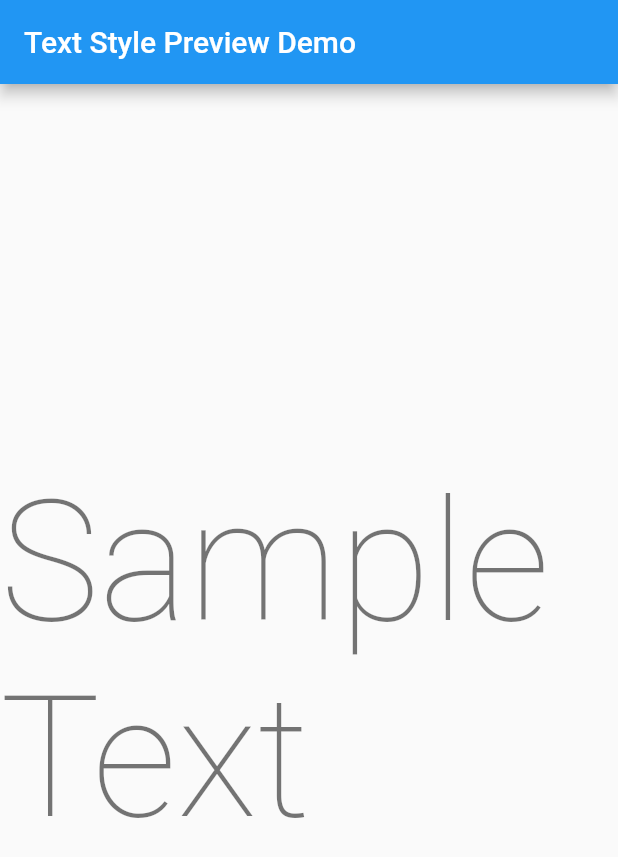
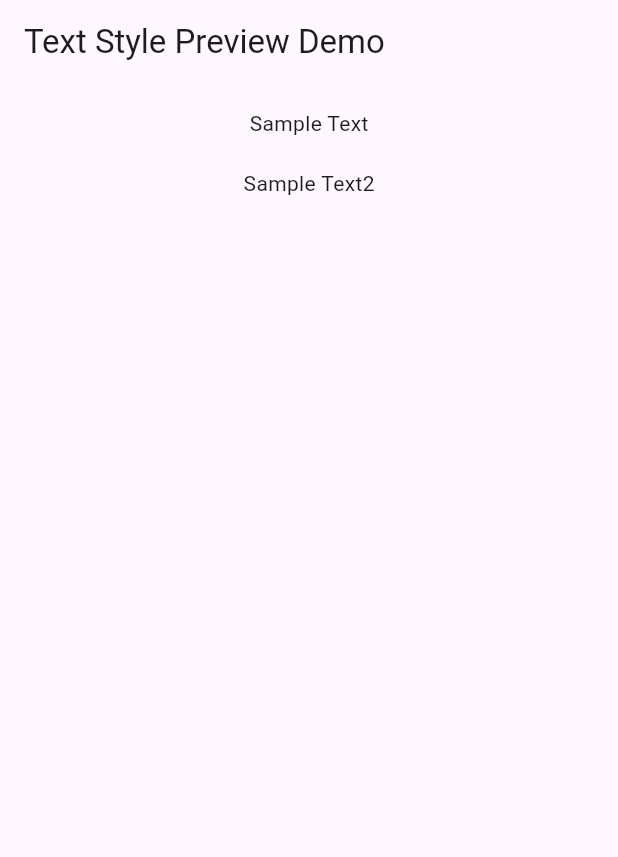
Before and after one commit to K9i-0/text_style_preview, a Flutter app: the screen it shows after launch, on a phone screen of 412 x 824 dp. Shown: the top 857 px of the screen. Run offline on Flutter 3.47's test engine with Material 2 defaults, Android fonts, the phone set to English and light mode, and no system bars.

Commit message:
✨minimum version

```diff
--- a/example/lib/main.dart
+++ b/example/lib/main.dart
@@ -12,7 +12,8 @@ class MyApp extends StatelessWidget {
   Widget build(BuildContext context) {
     return MaterialApp(
       theme: ThemeData(
-        primarySwatch: Colors.blue,
+        useMaterial3: true,
+        primarySwatch: Colors.red,
       ),
       home: const TextStylePreviewDemoScreen(),
     );
@@ -28,9 +29,26 @@ class TextStylePreviewDemoScreen extends StatelessWidget {
       appBar: AppBar(
         title: const Text('Text Style Preview Demo'),
       ),
-      body: const Center(
-        child: TextStylePreview(
-          child: Text('Sample Text'),
+      body: Padding(
+        padding: const EdgeInsets.all(16),
+        child: Center(
+          child: Column(
+            children: [
+              const TextStylePreview(
+                child: Text('Sample Text'),
+              ),
+              const SizedBox(height: 20),
+              TextStylePreview(
+                modalHeight: 300,
+                barrierColor: Colors.transparent,
+                showDivider: true,
+                initTextThemeType: TextThemeType.headlineSmall,
+                descriptionBuilder: (textThemeType, textStyle) =>
+                    textThemeType.name,
+                child: const Text('Sample Text2'),
+              ),
+            ],
+          ),
         ),
       ),
     );
--- /dev/null
+++ b/lib/src/launch_type.dart
@@ -0,0 +1,6 @@
+part of '../text_style_preview.dart';
+
+enum LaunchType {
+  onTap,
+  onLongPress,
+}
--- a/lib/src/text_style_preview.dart
+++ b/lib/src/text_style_preview.dart
@@ -1,103 +1,144 @@
 part of '../text_style_preview.dart';
+
+typedef DescriptionBuilder = String Function(
+    TextThemeType textThemeType, TextStyle textStyle);
 
 class TextStylePreview extends StatefulWidget {
   final Text child;
-  const TextStylePreview({super.key, required this.child});
+  final bool enabled;
+  final TextThemeType initTextThemeType;
+  final Color? backgroundColor;
+  final Color? barrierColor;
+  final double? modalHeight;
+  final LaunchType launchType;
+  final bool showDivider;
+  final DescriptionBuilder? descriptionBuilder;
+  const TextStylePreview({
+    super.key,
+    required this.child,
+    this.enabled = true,
+    this.initTextThemeType = TextThemeType.bodyMedium,
+    this.backgroundColor,
+    this.barrierColor,
+    this.modalHeight,
+    this.launchType = LaunchType.onTap,
+    this.showDivider = false,
+    this.descriptionBuilder,
+  });
 
   @override
   State<TextStylePreview> createState() => _TextStylePreviewState();
 }
 
 class _TextStylePreviewState extends State<TextStylePreview> {
-  int _index = 0;
+  late TextThemeType _selectedTextThemeType;
+
+  @override
+  void initState() {
+    _selectedTextThemeType = widget.initTextThemeType;
+    super.initState();
+  }
 
   @override
   Widget build(BuildContext context) {
-    final textTheme = Theme.of(context).textTheme;
-    final typographyList = [
-      textTheme.displayLarge,
-      textTheme.displayMedium,
-      textTheme.displaySmall,
-      textTheme.headlineLarge,
-      textTheme.headlineMedium,
-      textTheme.headlineSmall,
-      textTheme.titleLarge,
-      textTheme.titleMedium,
-      textTheme.titleSmall,
-      textTheme.labelLarge,
-      textTheme.labelMedium,
-      textTheme.labelSmall,
-      textTheme.bodyLarge,
-      textTheme.bodyMedium,
-      textTheme.bodySmall,
-    ];
+    if (!kDebugMode || !widget.enabled) {
+      return widget.child;
+    }
 
-    return GestureDetector(
-      onTap: () {
-        // シートを表示
-        // showModalBottomSheet(
-        //   context: context,
-        //   builder: (context) {
-        //     return ListView.builder(
-        //       shrinkWrap: true,
-        //       itemCount: typographyList.length - 11,
-        //       itemBuilder: (context, index) {
-        //         return ListTile(
-        //           title: DefaultTextStyle(
-        //             style: typographyList[index]!,
-        //             child: widget.child,
-        //           ),
-        //           onTap: () {
-        //             setState(() {
-        //               _index = index;
-        //             });
-        //             Navigator.pop(context);
-        //           },
-        //         );
-        //       },
-        //     );
-        //   },
-        // );
-        showModalBottomSheet(
+    showPreviewSheet() => showModalBottomSheet(
           context: context,
-          backgroundColor: Colors.black54,
-          barrierColor: Colors.transparent,
+          backgroundColor: widget.backgroundColor,
+          barrierColor: widget.barrierColor,
           builder: (context) {
-            return SizedBox(
-              height: 250,
-              child: PageView.builder(
-                controller: PageController(viewportFraction: 0.8),
-                onPageChanged: (value) {
-                  setState(() {
-                    _index = value;
-                  });
-                },
-                itemCount: typographyList.length,
-                itemBuilder: (context, index) {
-                  return ListTile(
-                    title: DefaultTextStyle(
-                      style: typographyList[index]!,
-                      child: widget.child,
+            return StatefulBuilder(
+              builder: (context, setModalState) => SizedBox(
+                height: widget.modalHeight,
+                child: Column(
+                  children: [
+                    if (widget.showDivider) const Divider(),
+                    Expanded(
+                      child: ListView.builder(
+                        itemCount: TextThemeType.values.length,
+                        itemBuilder: (context, index) => _TextThemeItem(
+                          textThemeType: TextThemeType.values[index],
+                          selectedTextThemeType: _selectedTextThemeType,
+                          onTap: () {
+                            setState(() {
+                              _selectedTextThemeType =
+                                  TextThemeType.values[index];
+                            });
+                            setModalState(() {
+                              _selectedTextThemeType =
+                                  TextThemeType.values[index];
+                            });
+                          },
+                          descriptionBuilder: widget.descriptionBuilder,
+                          child: widget.child,
+                        ),
+                      ),
                     ),
-                    subtitle:
-                        Text(typographyList[index]!.debugLabel.toString()),
-                    onTap: () {
-                      setState(() {
-                        _index = index;
-                      });
-                      Navigator.pop(context);
-                    },
-                  );
-                },
+                  ],
+                ),
               ),
             );
           },
         );
+
+    return GestureDetector(
+      onTap: () {
+        if (widget.launchType == LaunchType.onTap) {
+          showPreviewSheet.call();
+        }
+      },
+      onLongPress: () {
+        if (widget.launchType == LaunchType.onLongPress) {
+          showPreviewSheet.call();
+        }
       },
       child: DefaultTextStyle(
-        style: typographyList[_index]!,
+        style: _selectedTextThemeType.textStyle(context),
         child: widget.child,
       ),
     );
   }
 }
+
+class _TextThemeItem extends StatelessWidget {
+  final TextThemeType selectedTextThemeType;
+  final TextThemeType textThemeType;
+  final VoidCallback onTap;
+  final DescriptionBuilder? descriptionBuilder;
+  final Text child;
+  const _TextThemeItem({
+    required this.selectedTextThemeType,
+    required this.textThemeType,
+    required this.onTap,
+    required this.child,
+    required this.descriptionBuilder,
+  });
+
+  @override
+  Widget build(BuildContext context) {
+    return ListTile(
+      leading: Icon(
+        Icons.check,
+        color: selectedTextThemeType == textThemeType
+            ? Theme.of(context).colorScheme.primary
+            : Colors.transparent,
+      ),
+      title: DefaultTextStyle(
+        style: textThemeType.textStyle(context),
+        child: child,
+      ),
+      subtitle: Text(
+        descriptionBuilder != null
+            ? descriptionBuilder!(
+                textThemeType,
+                textThemeType.textStyle(context),
+              )
+            : textThemeType.textStyle(context).debugLabel.toString(),
+      ),
+      onTap: onTap,
+    );
+  }
+}
--- /dev/null
+++ b/lib/src/text_theme_type.dart
@@ -0,0 +1,57 @@
+part of '../text_style_preview.dart';
+
+enum TextThemeType {
+  displayLarge,
+  displayMedium,
+  displaySmall,
+  headlineLarge,
+  headlineMedium,
+  headlineSmall,
+  titleLarge,
+  titleMedium,
+  titleSmall,
+  labelLarge,
+  labelMedium,
+  labelSmall,
+  bodyLarge,
+  bodyMedium,
+  bodySmall,
+}
+
+extension _TextThemeTypeEx on TextThemeType {
+  TextStyle textStyle(BuildContext context) {
+    final textTheme = Theme.of(context).textTheme;
+    switch (this) {
+      case TextThemeType.displayLarge:
+        return textTheme.displayLarge!;
+      case TextThemeType.displayMedium:
+        return textTheme.displayMedium!;
+      case TextThemeType.displaySmall:
+        return textTheme.displaySmall!;
+      case TextThemeType.headlineLarge:
+        return textTheme.headlineLarge!;
+      case TextThemeType.headlineMedium:
+        return textTheme.headlineMedium!;
+      case TextThemeType.headlineSmall:
+        return textTheme.headlineSmall!;
+      case TextThemeType.titleLarge:
+        return textTheme.titleLarge!;
+      case TextThemeType.titleMedium:
+        return textTheme.titleMedium!;
+      case TextThemeType.titleSmall:
+        return textTheme.titleSmall!;
+      case TextThemeType.labelLarge:
+        return textTheme.labelLarge!;
+      case TextThemeType.labelMedium:
+        return textTheme.labelMedium!;
+      case TextThemeType.labelSmall:
+        return textTheme.labelSmall!;
+      case TextThemeType.bodyLarge:
+        return textTheme.bodyLarge!;
+      case TextThemeType.bodyMedium:
+        return textTheme.bodyMedium!;
+      case TextThemeType.bodySmall:
+        return textTheme.bodySmall!;
+    }
+  }
+}
--- a/lib/text_style_preview.dart
+++ b/lib/text_style_preview.dart
@@ -1,8 +1,11 @@
 library text_style_preview;
 
+import 'package:flutter/foundation.dart';
 import 'package:flutter/material.dart';
 
+part 'src/launch_type.dart';
 part 'src/text_style_preview.dart';
+part 'src/text_theme_type.dart';
 
 /// A Calculator.
 class Calculator {
```
